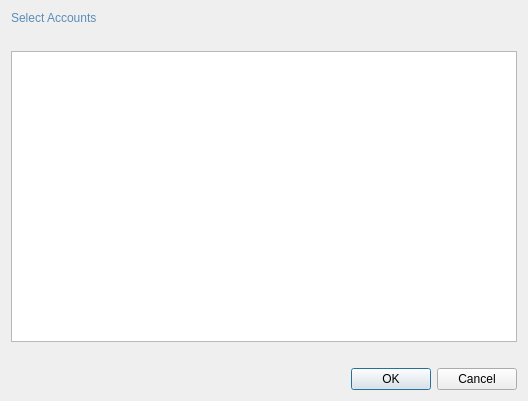
First picture: the form in ui/Select_Account_Dialog.ui, repository DaniCaballero/ide, before the edit.
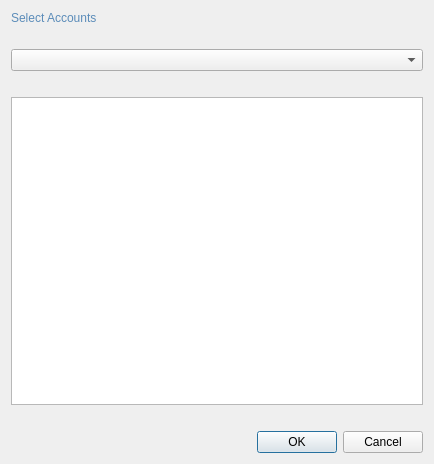
Second picture: the form after the edit.

The edit to the form file:
```diff
--- a/ui/Select_Account_Dialog.ui
+++ b/ui/Select_Account_Dialog.ui
@@ -6,8 +6,8 @@
    <rect>
     <x>0</x>
     <y>0</y>
-    <width>528</width>
-    <height>401</height>
+    <width>434</width>
+    <height>464</height>
    </rect>
   </property>
   <property name="windowTitle">
@@ -25,6 +25,29 @@
      </property>
     </widget>
    </item>
+   <item>
+    <spacer name="verticalSpacer">
+     <property name="orientation">
+      <enum>Qt::Vertical</enum>
+     </property>
+     <property name="sizeType">
+      <enum>QSizePolicy::Fixed</enum>
+     </property>
+     <property name="sizeHint" stdset="0">
+      <size>
+       <width>20</width>
+       <height>18</height>
+      </size>
+     </property>
+    </spacer>
+   </item>
+   <item>
+    <widget class="QComboBox" name="select_rol">
+     <property name="placeholderText">
+      <string>Select Rol</string>
+     </property>
+    </widget>
+   </item>
    <item>
     <widget class="QListView" name="listView">
      <property name="styleSheet">
```
